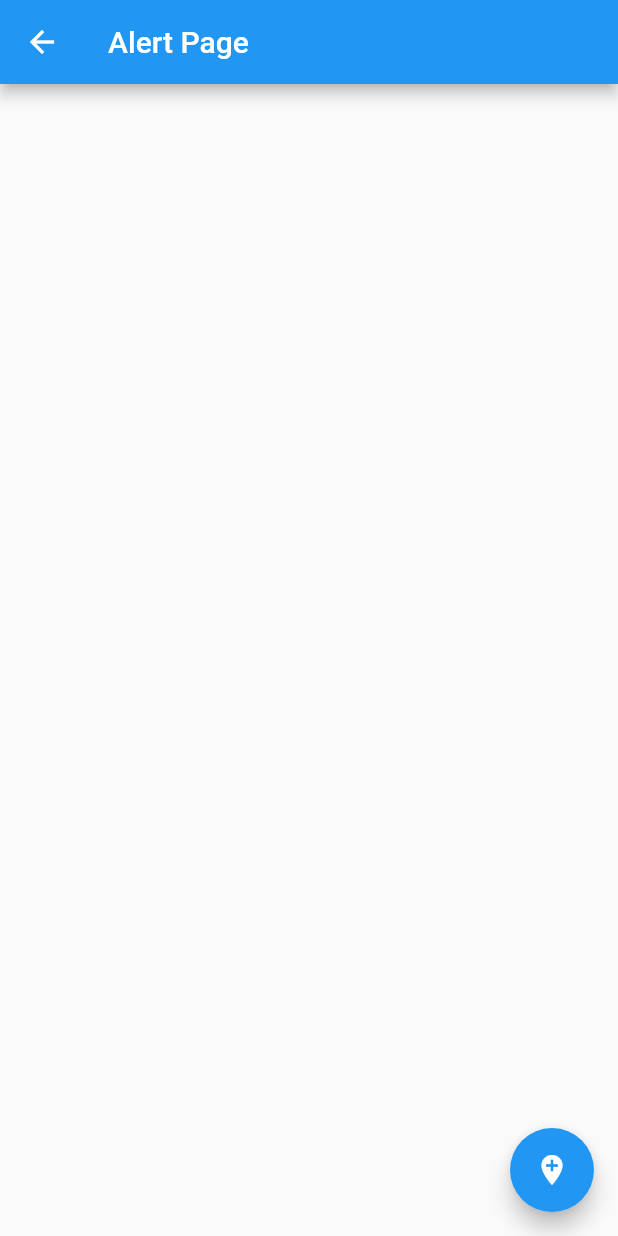
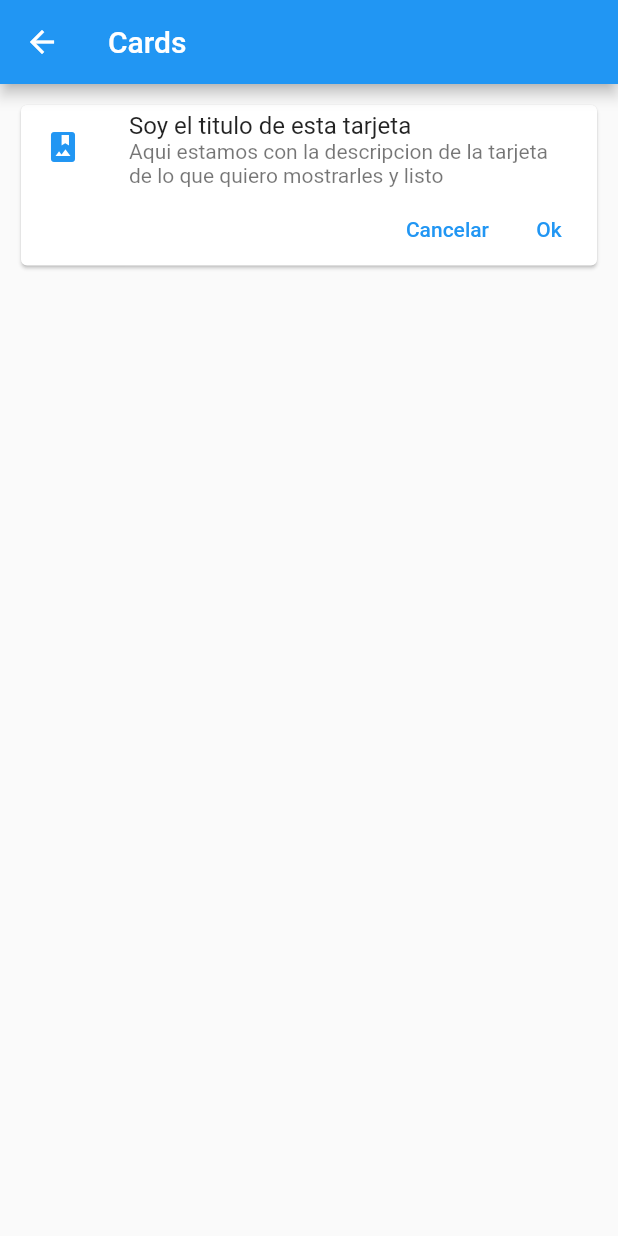
Before and after one commit to ramirexweb/FlutterComponents, a Flutter app: the screen it shows after launch, after a tap on "Cards - Tarjetas", on a phone screen of 412 x 824 dp. Run offline on Flutter 3.47's test engine with Material 2 defaults, Android fonts, the phone set to English and light mode, and no system bars.

Commit message:
creamos la primera tarjeta

```diff
--- /dev/null
+++ b/lib/src/pages/card_page.dart
@@ -0,0 +1,38 @@
+import 'package:flutter/material.dart';
+
+class CardPage extends StatelessWidget {
+  @override
+  Widget build(BuildContext context) {
+    return Scaffold(
+      appBar: AppBar(
+        title: Text('Cards'),
+      ),
+      body: ListView(
+        padding: EdgeInsets.all(10.0),
+        children: [_cardTipo1()],
+      ),
+    );
+  }
+
+  Widget _cardTipo1() {
+    return Card(
+      child: Column(
+        children: [
+          ListTile(
+            leading: Icon(Icons.photo_album, color: Colors.blue),
+            title: Text('Soy el titulo de esta tarjeta'),
+            subtitle: Text(
+                'Aqui estamos con la descripcion de la tarjeta de lo que quiero mostrarles y listo'),
+          ),
+          Row(
+            mainAxisAlignment: MainAxisAlignment.end,
+            children: [
+              TextButton(onPressed: () {}, child: Text('Cancelar')),
+              TextButton(onPressed: () {}, child: Text('Ok'))
+            ],
+          )
+        ],
+      ),
+    );
+  }
+}
--- a/lib/src/routes/routes.dart
+++ b/lib/src/routes/routes.dart
@@ -1,5 +1,6 @@
 import 'package:componentes/src/pages/alert_page.dart';
 import 'package:componentes/src/pages/avatar_page.dart';
+import 'package:componentes/src/pages/card_page.dart';
 import 'package:componentes/src/pages/home_page.dart';
 import 'package:flutter/material.dart';
 
@@ -7,6 +8,7 @@ Map<String, WidgetBuilder> getApplicationRoutes() {
   return <String, WidgetBuilder>{
     '/': (BuildContext context) => HomePage(),
     'alert': (BuildContext context) => AlertPage(),
-    'avatar': (BuildContext context) => AvatarPage()
+    'avatar': (BuildContext context) => AvatarPage(),
+    'card': (BuildContext context) => CardPage()
   };
 }
```
